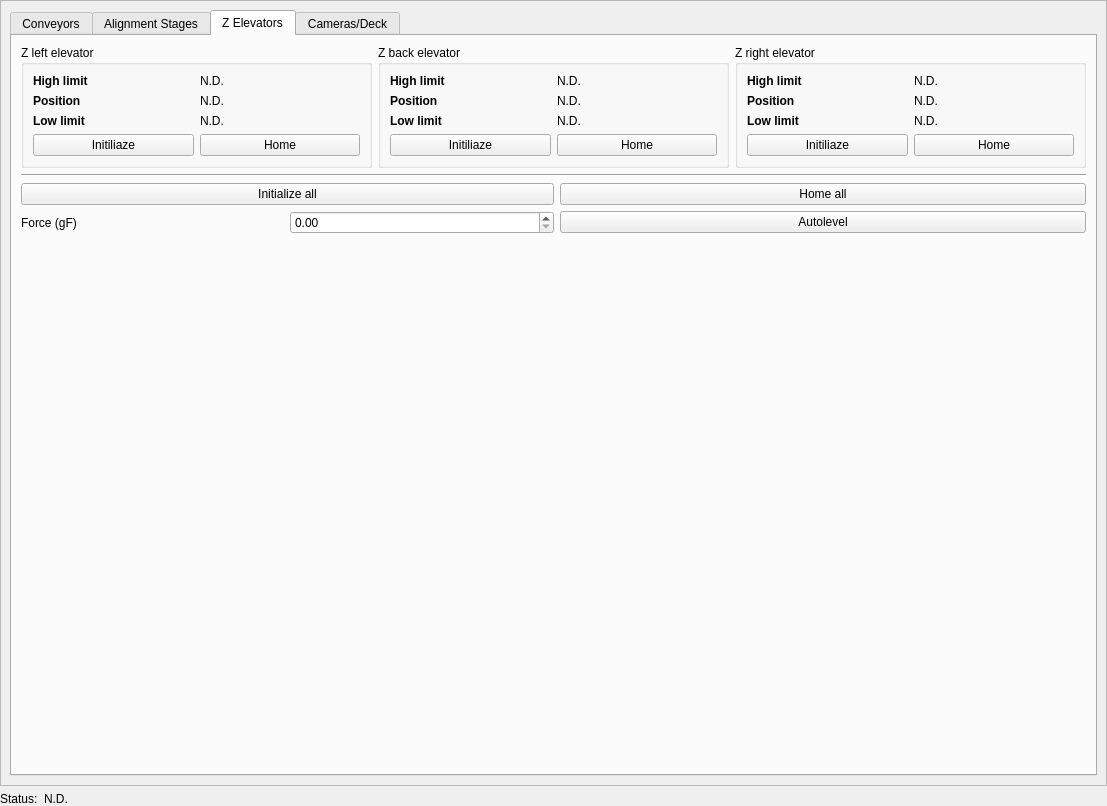
Above: apps/tester/gui/Views/ProcedureTestView.ui from lainez12/KS3 before the change. Below: the same form after it.
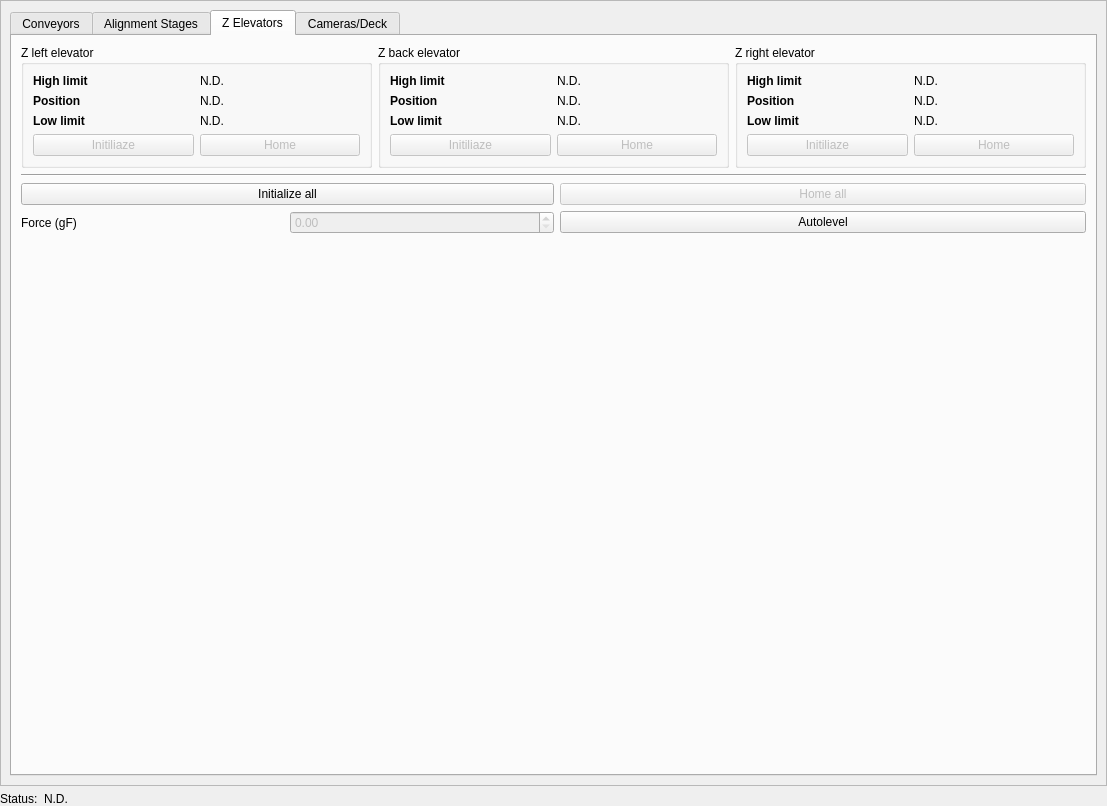
That is the form after the change. The open tabs and pages were chosen to show the change.

Patch:
```diff
--- a/apps/tester/gui/Views/ProcedureTestView.ui
+++ b/apps/tester/gui/Views/ProcedureTestView.ui
@@ -808,6 +808,9 @@
               </item>
               <item row="3" column="1">
                <widget class="QPushButton" name="pushButton_5">
+                <property name="enabled">
+                 <bool>false</bool>
+                </property>
                 <property name="text">
                  <string>Home</string>
                 </property>
@@ -815,6 +818,9 @@
               </item>
               <item row="3" column="0">
                <widget class="QPushButton" name="pushButton_6">
+                <property name="enabled">
+                 <bool>false</bool>
+                </property>
                 <property name="text">
                  <string>Initiliaze</string>
                 </property>
@@ -846,10 +852,17 @@
                <number>0</number>
               </property>
               <item row="2" column="1">
-               <widget class="QDoubleSpinBox" name="doubleSpinBox"/>
+               <widget class="QDoubleSpinBox" name="doubleSpinBox">
+                <property name="enabled">
+                 <bool>false</bool>
+                </property>
+               </widget>
               </item>
               <item row="1" column="2">
-               <widget class="QPushButton" name="pushButton_8">
+               <widget class="QPushButton" name="btnHomeAllZAxes">
+                <property name="enabled">
+                 <bool>false</bool>
+                </property>
                 <property name="text">
                  <string>Home all</string>
                 </property>
@@ -925,6 +938,9 @@
               </item>
               <item row="3" column="1">
                <widget class="QPushButton" name="pushButton_3">
+                <property name="enabled">
+                 <bool>false</bool>
+                </property>
                 <property name="text">
                  <string>Home</string>
                 </property>
@@ -932,6 +948,9 @@
               </item>
               <item row="3" column="0">
                <widget class="QPushButton" name="pushButton_4">
+                <property name="enabled">
+                 <bool>false</bool>
+                </property>
                 <property name="text">
                  <string>Initiliaze</string>
                 </property>
@@ -1037,6 +1056,9 @@
               </item>
               <item row="3" column="0">
                <widget class="QPushButton" name="pushButton">
+                <property name="enabled">
+                 <bool>false</bool>
+                </property>
                 <property name="text">
                  <string>Initiliaze</string>
                 </property>
@@ -1044,6 +1066,9 @@
               </item>
               <item row="3" column="1">
                <widget class="QPushButton" name="pushButton_2">
+                <property name="enabled">
+                 <bool>false</bool>
+                </property>
                 <property name="text">
                  <string>Home</string>
                 </property>
```
Left out of the diff: 25 changed lines with no effect on the pictures.
